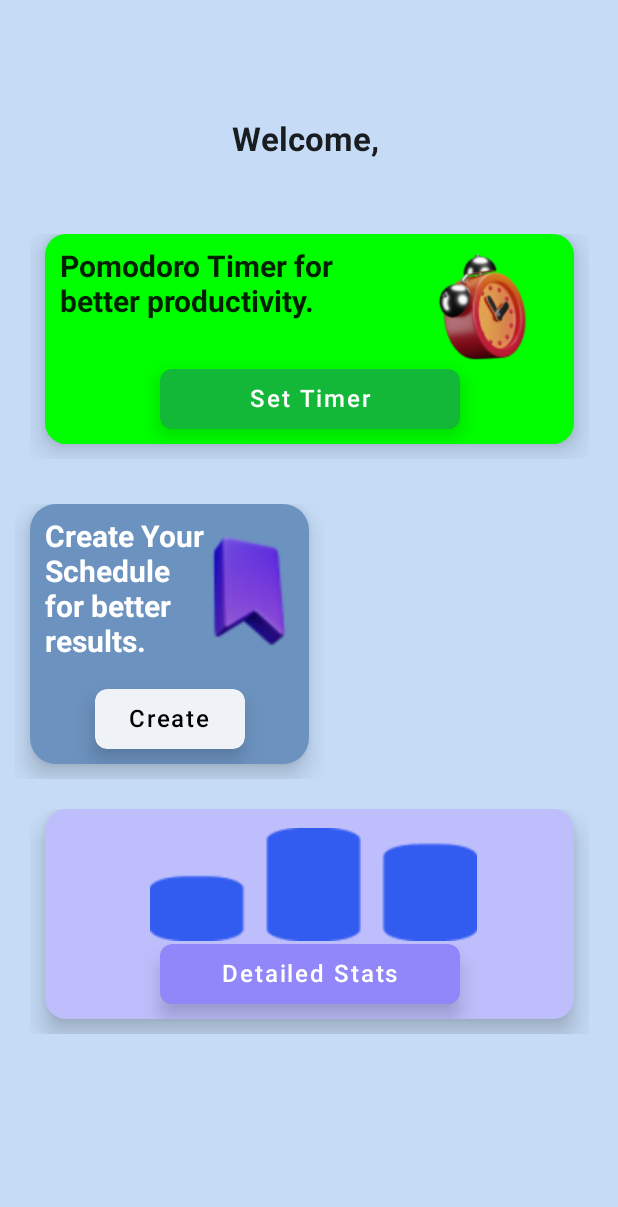
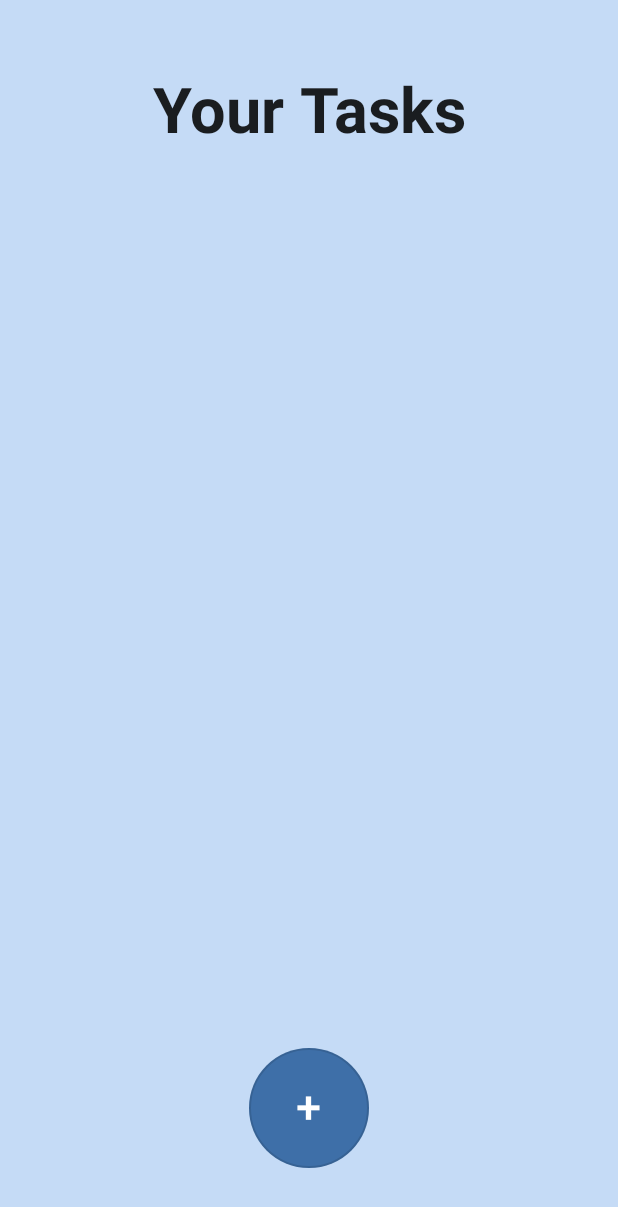
Before and after one commit to ujjman/Study-Focus, an Android app built with Jetpack Compose: the MainScreen screen opened through its navigation route, after a tap on "Create", on a phone screen of 412 x 824 dp. Shown: the top 1207 px of the screen. Run offline under Robolectric (Android 15) with nearby library versions, the phone set to English and light mode, and no system bars; our stand-ins replace Firebase (no records; nobody signed in at launch, a user with empty details on screens opened directly); libraries missing offline, so code that uses them is left out: org.checkerframework.checker.

Commit message:
updated files

```diff
--- a/app/src/main/java/com/bits/hackathon/studyfocus/MainActivity.kt
+++ b/app/src/main/java/com/bits/hackathon/studyfocus/MainActivity.kt
@@ -48,6 +48,11 @@ class MainActivity : ComponentActivity() {
         val allSessionsViewModel: AllSessionsViewModel by viewModels {
             AllSessionsViewModelFactory(db,mAuth)
         }
+        val noteViewModel: NoteViewModel by viewModels {
+            NoteViewModelFactory(db, mAuth)
+        }
+
+
         Log.d("ujj","j")
         setContent {
 
@@ -56,7 +61,7 @@ class MainActivity : ComponentActivity() {
                 navController = rememberNavController()
                 SetupNavGraph(
                     navController = navController, mainViewModel = mainViewModel, loginViewModel = loginViewModel, timerViewModel = timerViewModel, rewardsViewModel =rewardsViewModel
-                , statisticsViewModel = statisticsViewModel, allSessionsViewModel =allSessionsViewModel
+                , statisticsViewModel = statisticsViewModel, allSessionsViewModel =allSessionsViewModel, noteViewModel = noteViewModel
                 )
 
                 if (mAuth.currentUser == null) {
--- a/app/src/main/java/com/bits/hackathon/studyfocus/Screen.kt
+++ b/app/src/main/java/com/bits/hackathon/studyfocus/Screen.kt
@@ -7,4 +7,5 @@ sealed class Screen(val route: String) {
     object Rewards : Screen(route = "rewardsScreen")
     object Statistics : Screen(route = "statisticsScreen")
     object AllSessions : Screen(route = "allStatisticsScreen")
+    object Note : Screen(route = "noteScreen")
 }
--- a/app/src/main/java/com/bits/hackathon/studyfocus/navigation/RootNavGraph.kt
+++ b/app/src/main/java/com/bits/hackathon/studyfocus/navigation/RootNavGraph.kt
@@ -8,6 +8,7 @@ import androidx.navigation.compose.NavHost
 import androidx.navigation.compose.composable
 import com.bits.hackathon.studyfocus.Screen
 import com.bits.hackathon.studyfocus.screens.*
+import com.bits.hackathon.studyfocus.ui.theme.RedOrange
 import com.bits.hackathon.studyfocus.viewmodels.*
 
 @RequiresApi(Build.VERSION_CODES.M)
@@ -19,7 +20,8 @@ fun SetupNavGraph(
     timerViewModel: TimerViewModel,
     rewardsViewModel: RewardsViewModel,
     statisticsViewModel: StatisticsViewModel,
-    allSessionsViewModel: AllSessionsViewModel
+    allSessionsViewModel: AllSessionsViewModel,
+    noteViewModel: NoteViewModel
 ) {
     NavHost(
         navController = navController,
@@ -43,5 +45,8 @@ fun SetupNavGraph(
         composable(route = Screen.AllSessions.route) {
             AllSessionsScreen(navController = navController, allSessionsViewModel = allSessionsViewModel )
         }
+        composable(route = Screen.Note.route) {
+            Note(navController =navController, noteViewModel = noteViewModel)
+        }
     }
 }
--- a/app/src/main/java/com/bits/hackathon/studyfocus/screens/MainScreen.kt
+++ b/app/src/main/java/com/bits/hackathon/studyfocus/screens/MainScreen.kt
@@ -184,7 +184,9 @@ fun MainScreen(navController: NavHostController, mainViewModel: MainViewModel) {
                             ) {
 
                                 Button(
-                                    onClick = { },
+                                    onClick = {
+                                              navController.navigate(Screen.Note.route)
+                                    },
                                     modifier = Modifier
                                         .shadow(elevation = 8.dp, shape = RoundedCornerShape(20))
                                         .height(40.dp)
--- /dev/null
+++ b/app/src/main/java/com/bits/hackathon/studyfocus/screens/Note.kt
@@ -0,0 +1,194 @@
+package com.bits.hackathon.studyfocus.screens
+
+import android.annotation.SuppressLint
+import android.content.Context
+import android.os.Build
+import android.provider.Settings
+import androidx.compose.foundation.layout.*
+import androidx.compose.foundation.lazy.LazyColumn
+import androidx.compose.foundation.lazy.rememberLazyListState
+import androidx.compose.foundation.shape.CircleShape
+import androidx.compose.foundation.shape.RoundedCornerShape
+import androidx.compose.material.*
+import androidx.compose.runtime.*
+import androidx.compose.ui.Alignment
+import androidx.compose.ui.Modifier
+import androidx.compose.ui.draw.drawWithContent
+import androidx.compose.ui.graphics.Color
+import androidx.compose.ui.graphics.drawscope.clipRect
+import androidx.compose.ui.platform.LocalContext
+import androidx.compose.ui.text.font.FontWeight
+import androidx.compose.ui.text.input.TextFieldValue
+import androidx.compose.ui.unit.dp
+import androidx.compose.ui.unit.sp
+import androidx.navigation.NavHostController
+import com.bits.hackathon.studyfocus.ui.theme.LightGreen
+import com.bits.hackathon.studyfocus.viewmodels.NoteViewModel
+import org.checkerframework.checker.units.qual.min
+
+@SuppressLint("UnusedMaterialScaffoldPaddingParameter")
+@Composable
+fun Note(navController: NavHostController, noteViewModel: NoteViewModel)
+{
+    val sharedPrefs =
+        LocalContext.current.getSharedPreferences("STUDY_FOCUS_BITS", Context.MODE_PRIVATE)
+    val allEntries: Map<String, *> = sharedPrefs.all
+    val padding =10.dp
+    var text by remember { mutableStateOf(TextFieldValue("")) }
+    when(noteViewModel.showOverlayDialog)
+    {
+        true->
+        {
+            addNote(noteViewModel = noteViewModel)
+        }
+    }
+    when(noteViewModel.forGranted)
+    {
+        true->
+        {
+
+        }
+        false->
+        {
+
+        }
+    }
+    Surface(
+        modifier = Modifier.fillMaxSize()
+    ) {
+        Scaffold(
+            backgroundColor = MaterialTheme.colors.secondary
+        ) {
+            Column(
+                modifier = Modifier.fillMaxSize(),
+                horizontalAlignment = Alignment.CenterHorizontally
+            ) {
+                Spacer(modifier = Modifier.padding(top = 50.dp))
+                Text(text = "Your Tasks", fontWeight = FontWeight.Bold, fontSize = 42.sp)
+                Column(
+                    modifier = Modifier
+                        .fillMaxWidth()
+                        .fillMaxHeight(0.8f)
+                        .padding(horizontal = 20.dp),
+                    verticalArrangement = Arrangement.Top,
+                    horizontalAlignment = Alignment.CenterHorizontally
+                ) {
+                    LazyColumn(
+                        modifier = Modifier.padding(10.dp), state = rememberLazyListState()
+                    ) {
+                        items(allEntries.size) { item ->
+
+                            Card(
+                                elevation = 10.dp,
+                                shape = RoundedCornerShape(10),
+                                contentColor = Color.Black,
+                                backgroundColor = Color(122,113,246,255),
+                                modifier = Modifier
+                                    .padding(padding)
+                                    .fillMaxWidth()
+                                    .height(80.dp)
+                                    .drawWithContent {
+                                        val paddingPx = with(density) { padding.toPx() }
+                                        clipRect(
+                                            left = -paddingPx,
+                                            top = 0f,
+                                            right = size.width + paddingPx,
+                                            bottom = size.height + paddingPx
+                                        ) {
+                                            this@drawWithContent.drawContent()
+                                        }
+                                    }
+                            ) {
+
+                                Row(
+                                    horizontalArrangement = Arrangement.SpaceEvenly,
+                                    verticalAlignment = Alignment.CenterVertically
+                                ) {
+                                    Spacer(modifier = Modifier.padding(start = 5.dp))
+                                    Text(text = "$item) ", fontWeight = FontWeight.Bold, fontSize = 18.sp, color = Color.White)
+                                    Text(text = allEntries.keys.elementAt(item), fontWeight = FontWeight.Bold, fontSize = 18.sp,color = Color.White)
+                                    Spacer(modifier = Modifier.padding(start=10.dp))
+                                    Text(text = allEntries.get(allEntries.keys.elementAt(item)).toString(), fontSize = 16.sp, fontWeight = FontWeight.Bold,color = Color.White)
+
+                                    Button(onClick = {
+                                        noteViewModel.forGranted =!noteViewModel.forGranted
+                                        sharedPrefs.edit().remove(allEntries.keys.elementAt(item)).apply()
+                                    }) {
+                                        Text(text = "Delete")
+                                    }
+                                }
+                            }
+                            Spacer(modifier = Modifier.padding(top = 10.dp))
+
+
+                        }
+
+                    }
+                }
+                Spacer(modifier = Modifier.padding(top = 20.dp))
+                Row() {
+                    OutlinedButton(
+                        onClick = {
+                                  noteViewModel.showOverlayDialog=true
+                        },
+                        modifier = Modifier.size(80.dp),
+                        shape = CircleShape,
+                        contentPadding = PaddingValues(0.dp),
+                        colors = ButtonDefaults.outlinedButtonColors(
+                            contentColor = Color.White,
+                            backgroundColor = Color(62, 111, 168, 255)
+                        )
+                    ) {
+                        // Adding an Icon "Add" inside the Button
+                        Text(text = "+", fontSize = 30.sp)
+                    }
+                }
+            }
+        }
+    }
+}
+
+@Composable
+fun addNote(noteViewModel: NoteViewModel)
+{
+    var text by remember {
+        mutableStateOf("")
+    }
+    var time by remember {
+        mutableStateOf("")
+    }
+    val sharedPrefs =
+        LocalContext.current.getSharedPreferences("STUDY_FOCUS_BITS", Context.MODE_PRIVATE)
+    AlertDialog(onDismissRequest = {
+        noteViewModel.showOverlayDialog = false
+    }, confirmButton = {
+        Button(onClick = {
+            noteViewModel.showOverlayDialog = false
+            sharedPrefs.edit().putString(text, time).apply()
+        }) {
+            Text("Save")
+        }
+    }, title = {
+        Text("Add a task")
+    }, text = {
+        Column(
+
+        ) {
+            TextField(value = text, onValueChange = { newText ->
+                text = newText
+            },
+                placeholder = { Text(text = "Enter task title")}
+
+            )
+            Spacer(modifier = Modifier.padding(top = 5.dp))
+            TextField(value = time, onValueChange = { newText ->
+                time = newText
+            },
+                placeholder = {Text(text = "hh:mm:ss")}
+
+            )
+
+        }
+
+    })
+}
--- a/app/src/main/java/com/bits/hackathon/studyfocus/screens/TimerScreen.kt
+++ b/app/src/main/java/com/bits/hackathon/studyfocus/screens/TimerScreen.kt
@@ -64,6 +64,7 @@ import com.bits.hackathon.studyfocus.*
 import com.bits.hackathon.studyfocus.R
 import com.bits.hackathon.studyfocus.viewmodels.TimerViewModel
 
+@SuppressLint("UnusedMaterialScaffoldPaddingParameter")
 @RequiresApi(Build.VERSION_CODES.M)
 @Composable
 fun TimerScreen(
--- a/app/src/main/java/com/bits/hackathon/studyfocus/ui/theme/Color.kt
+++ b/app/src/main/java/com/bits/hackathon/studyfocus/ui/theme/Color.kt
@@ -6,3 +6,9 @@ val Purple200 = Color(0xFFBB86FC)
 val Purple500 = Color(0xFF6200EE)
 val Purple700 = Color(0xFF3700B3)
 val Teal200 = Color(197,219,246,255)
+
+val RedOrange = Color(0xffffab91)
+val RedPink = Color(0xfff48fb1)
+val BabyBlue = Color(0xff81deea)
+val Violet = Color(0xffcf94da)
+val LightGreen = Color(0xffe7ed9b)
--- /dev/null
+++ b/app/src/main/java/com/bits/hackathon/studyfocus/viewmodelfactories/NoteViewModelFactory.kt
@@ -0,0 +1,21 @@
+package com.bits.hackathon.studyfocus.viewmodelfactories
+
+import androidx.lifecycle.ViewModel
+import androidx.lifecycle.ViewModelProvider
+import com.bits.hackathon.studyfocus.viewmodels.LoginViewModel
+import com.bits.hackathon.studyfocus.viewmodels.NoteViewModel
+import com.google.firebase.auth.FirebaseAuth
+import com.google.firebase.firestore.FirebaseFirestore
+
+class NoteViewModelFactory(
+    private val db: FirebaseFirestore,
+    private val mAuth: FirebaseAuth
+) : ViewModelProvider.Factory {
+    @Suppress("unchecked_cast")
+    override fun <T : ViewModel> create(modelClass: Class<T>): T {
+        if (modelClass.isAssignableFrom(NoteViewModel::class.java)) {
+            return NoteViewModel() as T
+        }
+        throw IllegalArgumentException("Unknown ViewModel class")
+    }
+}
--- /dev/null
+++ b/app/src/main/java/com/bits/hackathon/studyfocus/viewmodels/NoteViewModel.kt
@@ -0,0 +1,11 @@
+package com.bits.hackathon.studyfocus.viewmodels
+
+import androidx.compose.runtime.getValue
+import androidx.compose.runtime.mutableStateOf
+import androidx.compose.runtime.setValue
+import androidx.lifecycle.ViewModel
+
+class NoteViewModel: ViewModel() {
+    var showOverlayDialog by mutableStateOf(false)
+    var forGranted by mutableStateOf(false)
+}
```
Also changed, not shown: app/build.gradle (+14 -0 lines).
